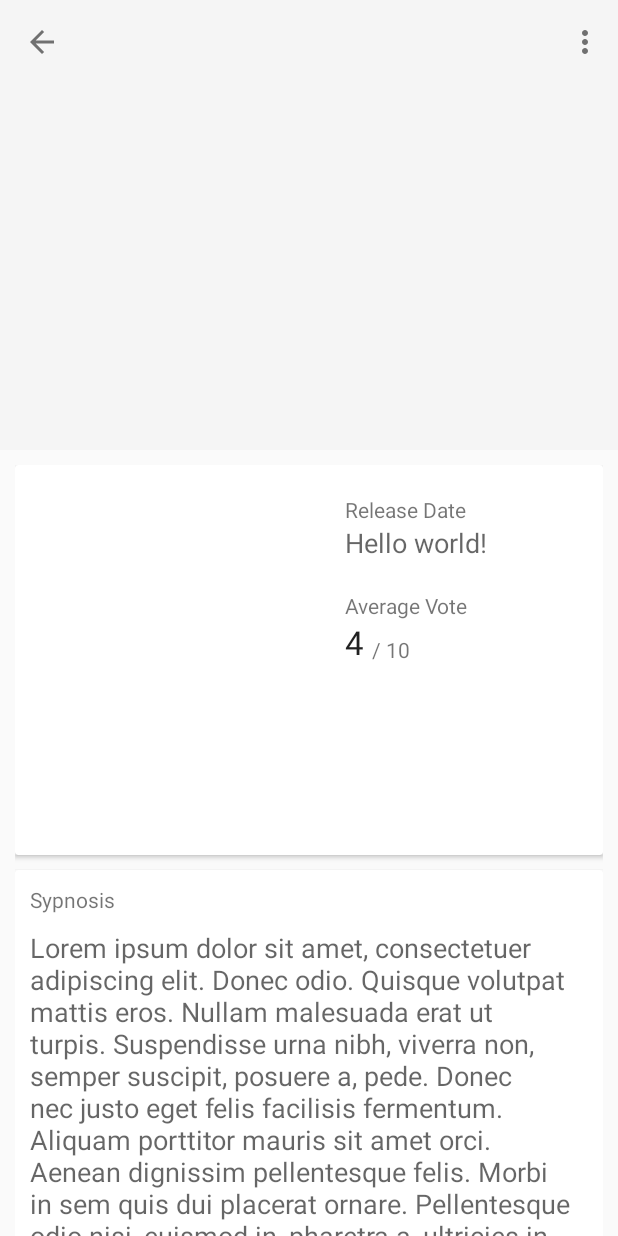
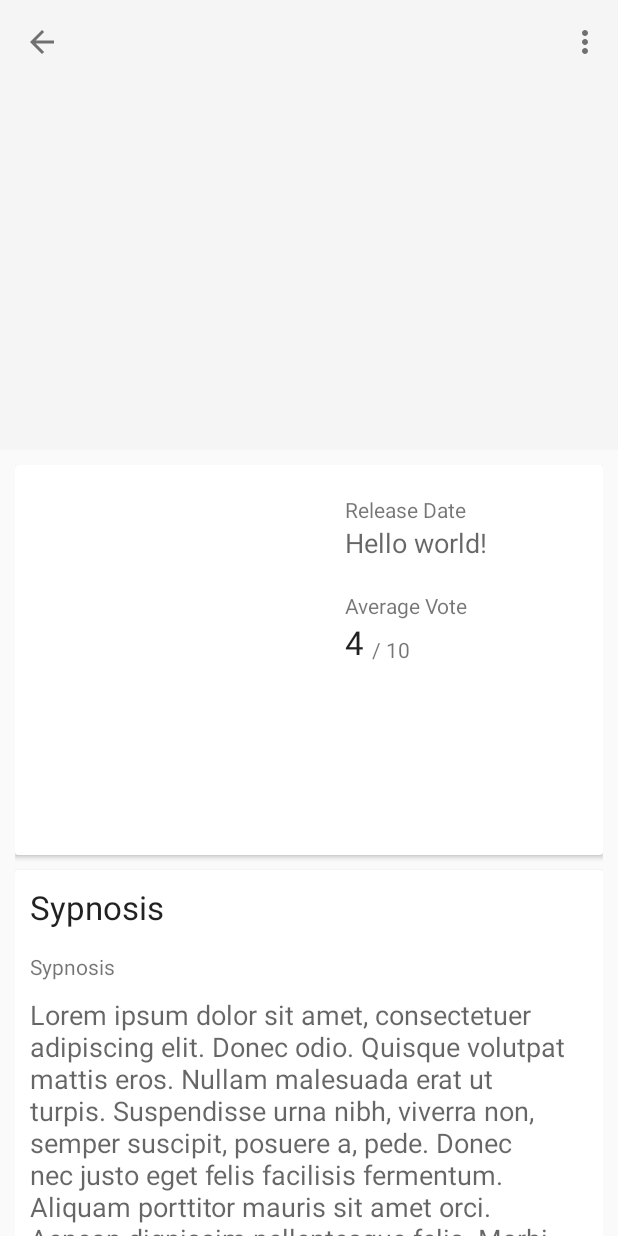
Before and after one commit to Sora95/and_p01_popular_movies, an Android app: the MovieDetailsActivity screen opened directly, with no data from a screen before it, on a phone screen of 412 x 824 dp. Run offline under Robolectric (Android 15) with nearby library versions, the phone set to English and light mode, and no system bars; our stand-ins replace ButterKnife; pictures from the network do not load; 7 statements that could not run were skipped.

Commit message:
Added title to layout just in case

```diff
--- a/app/src/main/java/net/mmhan/popularmovies/MovieDetailsActivity.java
+++ b/app/src/main/java/net/mmhan/popularmovies/MovieDetailsActivity.java
@@ -10,7 +10,6 @@ import android.view.Menu;
 import android.view.MenuItem;
 import android.widget.ImageView;
 import android.widget.TextView;
-import android.widget.Toast;
 
 import com.bumptech.glide.Glide;
 
@@ -36,6 +35,8 @@ public class MovieDetailsActivity extends AppCompatActivity {
     Toolbar toolbar;
     @Bind(R.id.iv_poster)
     ImageView iv_poster;
+    @Bind(R.id.tv_title)
+    TextView tv_title;
     @Bind(R.id.tv_release_date)
     TextView tv_releaseDate;
     @Bind(R.id.tv_voteAvg)
@@ -51,7 +52,6 @@ public class MovieDetailsActivity extends AppCompatActivity {
         ButterKnife.bind(this);
 
         mMovie = (MoviesResult.Movie) getIntent().getSerializableExtra(EXTRA_MOVIE);
-        Toast.makeText(this, mMovie.title, Toast.LENGTH_SHORT).show();
 
         ViewCompat.setTransitionName(appbar, EXTRA_MOVIE);
         supportPostponeEnterTransition();
@@ -77,6 +77,7 @@ public class MovieDetailsActivity extends AppCompatActivity {
                 .crossFade()
                 .into(iv_poster);
 
+        tv_title.setText(mMovie.title);
         tv_releaseDate.setText(mMovie.release_date);
         tv_voteAvg.setText(mMovie.vote_average.toString());
         tv_sypnosis.setText(mMovie.overview);
--- a/app/src/main/res/layout/activity_movie_details_inner.xml
+++ b/app/src/main/res/layout/activity_movie_details_inner.xml
@@ -5,7 +5,6 @@
     android:layout_height="match_parent"
     android:padding="10dp"
     >
-
     <android.support.v7.widget.CardView
         android:layout_width="match_parent"
         android:layout_height="wrap_content"
@@ -92,10 +91,19 @@
             android:minHeight="400dp"
             >
             <TextView
+                android:layout_width="wrap_content"
+                android:layout_height="wrap_content"
+                android:textAppearance="?android:attr/textAppearanceLarge"
+                android:layout_marginBottom="15dp"
+                android:id="@+id/tv_title"
+                android:text="@string/lbl_sypnosis"
+                />
+            <TextView
                 android:text="@string/lbl_sypnosis"
                 android:id="@+id/lbl_sypnosis"
                 android:layout_marginLeft="0dp"
                 android:layout_marginTop="0dp"
+                android:layout_below="@id/tv_title"
                 style="@style/lbl_movie_details" />
 
             <TextView
```
